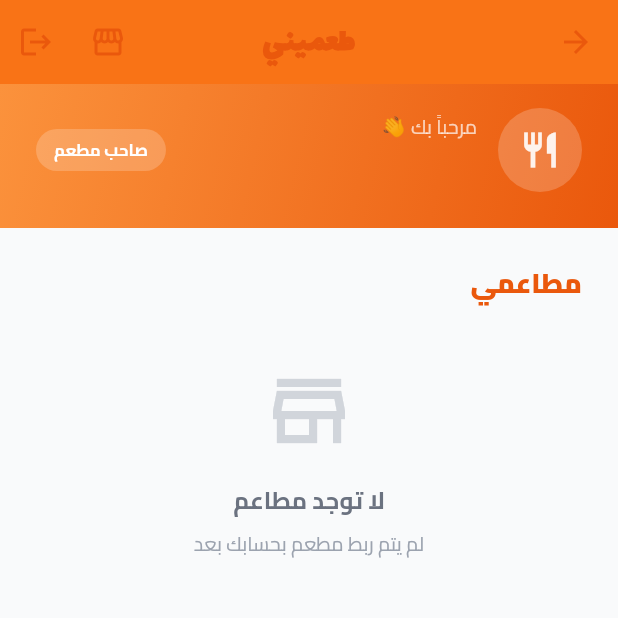
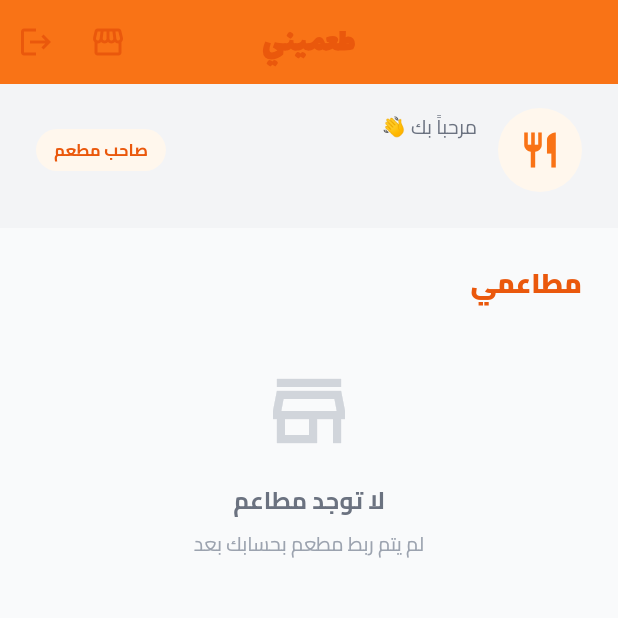
Before and after one commit to Ahmad8Ahmad/tamini_flutter, a Flutter app: the RestaurantDashboardScreen screen opened directly, on a phone screen of 412 x 824 dp, the top half of it. Run offline on Flutter 3.47's test engine with Material 3 defaults, Android fonts, the phone set to English and light mode, and no system bars; our stand-ins replace cached_network_image, flutter_secure_storage, image_picker, shimmer; accounts and stored records are empty; network calls fail.

Commit message:
Modernize dashboard banner, gray header, remove redundant dashboard buttons

```diff
--- a/lib/features/dashboard/screens/restaurant_dashboard_screen.dart
+++ b/lib/features/dashboard/screens/restaurant_dashboard_screen.dart
@@ -37,6 +37,7 @@ class _RestaurantDashboardScreenState extends State<RestaurantDashboardScreen> {
         backgroundColor: AppTheme.orange500,
         foregroundColor: Colors.white,
         elevation: 0,
+        automaticallyImplyLeading: false,
         actions: [
           IconButton(
             icon: const Icon(Icons.storefront_outlined),
@@ -124,17 +125,17 @@ class _RestaurantDashboardScreenState extends State<RestaurantDashboardScreen> {
   Widget _buildHeader(AppLocalizations loc, User? user) {
     return Container(
       padding: const EdgeInsets.fromLTRB(AppTheme.spaceLg, AppTheme.spaceMd, AppTheme.spaceLg, AppTheme.spaceLg),
-      decoration: const BoxDecoration(gradient: AppTheme.primaryGradient),
+      color: AppTheme.gray100,
       child: Row(
         children: [
           Container(
             width: 56,
             height: 56,
             decoration: BoxDecoration(
-              color: Colors.white.withValues(alpha: 0.2),
+              color: AppTheme.orange50,
               shape: BoxShape.circle,
             ),
-            child: Icon(Icons.restaurant, color: Colors.white.withValues(alpha: 0.9), size: 28),
+            child: Icon(Icons.restaurant, color: AppTheme.orange500, size: 28),
           ),
           const SizedBox(width: 14),
           Expanded(
@@ -143,12 +144,12 @@ class _RestaurantDashboardScreenState extends State<RestaurantDashboardScreen> {
               children: [
                 Text(
                   loc.isArabic ? 'مرحباً بك 👋' : 'Welcome back 👋',
-                  style: const TextStyle(fontFamily: 'Cairo', fontSize: 13, color: Colors.white70),
+                  style: const TextStyle(fontFamily: 'Cairo', fontSize: 13, color: AppTheme.textSecondary),
                 ),
                 const SizedBox(height: 2),
                 Text(
                   user?.username ?? user?.email ?? '',
-                  style: const TextStyle(fontFamily: 'Cairo', fontSize: 20, fontWeight: FontWeight.w900, color: Colors.white),
+                  style: const TextStyle(fontFamily: 'Cairo', fontSize: 20, fontWeight: FontWeight.w900, color: AppTheme.textPrimary),
                   maxLines: 1,
                   overflow: TextOverflow.ellipsis,
                 ),
@@ -158,12 +159,12 @@ class _RestaurantDashboardScreenState extends State<RestaurantDashboardScreen> {
           Container(
             padding: const EdgeInsets.symmetric(horizontal: 12, vertical: 6),
             decoration: BoxDecoration(
-              color: Colors.white.withValues(alpha: 0.2),
+              color: AppTheme.orange50,
               borderRadius: BorderRadius.circular(AppTheme.radiusFull),
             ),
             child: Text(
               loc.isArabic ? 'صاحب مطعم' : 'Restaurant Owner',
-              style: const TextStyle(fontFamily: 'Cairo', fontSize: 11, fontWeight: FontWeight.w700, color: Colors.white),
+              style: const TextStyle(fontFamily: 'Cairo', fontSize: 11, fontWeight: FontWeight.w700, color: AppTheme.orange600),
             ),
           ),
         ],
--- a/lib/features/delivery/screens/delivery_dashboard_screen.dart
+++ b/lib/features/delivery/screens/delivery_dashboard_screen.dart
@@ -82,6 +82,7 @@ class _DeliveryDashboardScreenState extends State<DeliveryDashboardScreen> {
           backgroundColor: AppTheme.orange500,
           foregroundColor: Colors.white,
           elevation: 0,
+          automaticallyImplyLeading: false,
           actions: [
             IconButton(
               icon: const Icon(Icons.storefront_outlined),
```
Also changed, not shown: lib/features/home/screens/home_screen.dart (+70 -10 lines).
